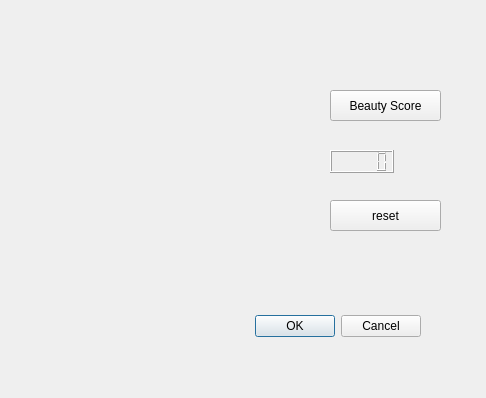
Old version of the form beauty_score.ui in the repository stv33/Homework.
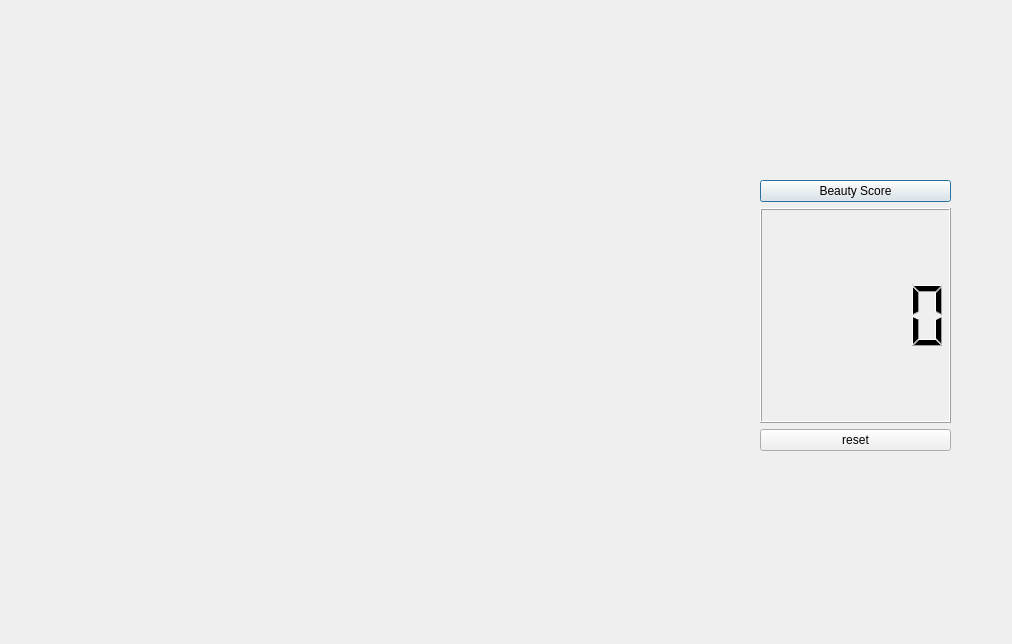
New version of the form.

```diff
--- a/beauty_score.ui
+++ b/beauty_score.ui
@@ -6,78 +6,59 @@
    <rect>
     <x>0</x>
     <y>0</y>
-    <width>486</width>
-    <height>398</height>
+    <width>1012</width>
+    <height>644</height>
    </rect>
   </property>
   <property name="windowTitle">
    <string>Dialog</string>
   </property>
-  <widget class="QDialogButtonBox" name="buttonBox">
-   <property name="geometry">
-    <rect>
-     <x>80</x>
-     <y>310</y>
-     <width>341</width>
-     <height>32</height>
-    </rect>
-   </property>
-   <property name="orientation">
-    <enum>Qt::Horizontal</enum>
-   </property>
-   <property name="standardButtons">
-    <set>QDialogButtonBox::Cancel|QDialogButtonBox::Ok</set>
-   </property>
-  </widget>
-  <widget class="QPushButton" name="pushButton">
-   <property name="geometry">
-    <rect>
-     <x>330</x>
-     <y>90</y>
-     <width>111</width>
-     <height>31</height>
-    </rect>
-   </property>
-   <property name="text">
-    <string>Beauty Score</string>
-   </property>
-  </widget>
   <widget class="QLabel" name="label">
    <property name="geometry">
     <rect>
-     <x>30</x>
+     <x>60</x>
      <y>70</y>
-     <width>281</width>
-     <height>201</height>
+     <width>651</width>
+     <height>481</height>
     </rect>
    </property>
    <property name="text">
     <string/>
    </property>
   </widget>
-  <widget class="QLCDNumber" name="lcdNumber">
+  <widget class="QWidget" name="">
    <property name="geometry">
     <rect>
-     <x>330</x>
-     <y>150</y>
-     <width>64</width>
-     <height>23</height>
+     <x>760</x>
+     <y>180</y>
+     <width>191</width>
+     <height>271</height>
     </rect>
    </property>
+   <layout class="QVBoxLayout" name="verticalLayout">
+    <item>
+     <widget class="QPushButton" name="pushButton">
+      <property name="text">
+       <string>Beauty Score</string>
+      </property>
+     </widget>
+    </item>
+    <item>
+     <widget class="QLCDNumber" name="lcdNumber"/>
+    </item>
+    <item>
+     <widget class="QPushButton" name="pushButton_2">
+      <property name="text">
+       <string>reset</string>
+      </property>
+     </widget>
+    </item>
+   </layout>
   </widget>
-  <widget class="QPushButton" name="pushButton_2">
-   <property name="geometry">
-    <rect>
-     <x>330</x>
-     <y>200</y>
-     <width>111</width>
-     <height>31</height>
-    </rect>
-   </property>
-   <property name="text">
-    <string>reset</string>
-   </property>
-  </widget>
+  <zorder>pushButton</zorder>
+  <zorder>lcdNumber</zorder>
+  <zorder>pushButton_2</zorder>
+  <zorder>label</zorder>
  </widget>
  <resources/>
  <connections>
```
Left out of the diff: 35 changed lines with no effect on the pictures.
